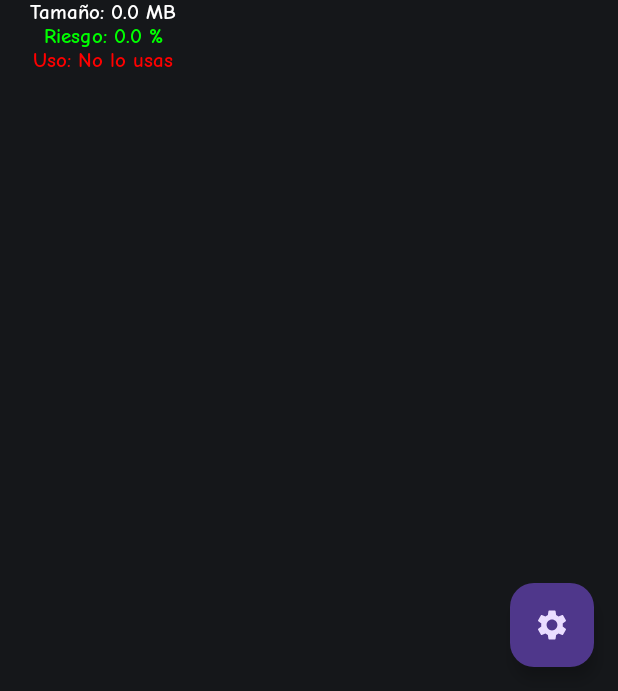
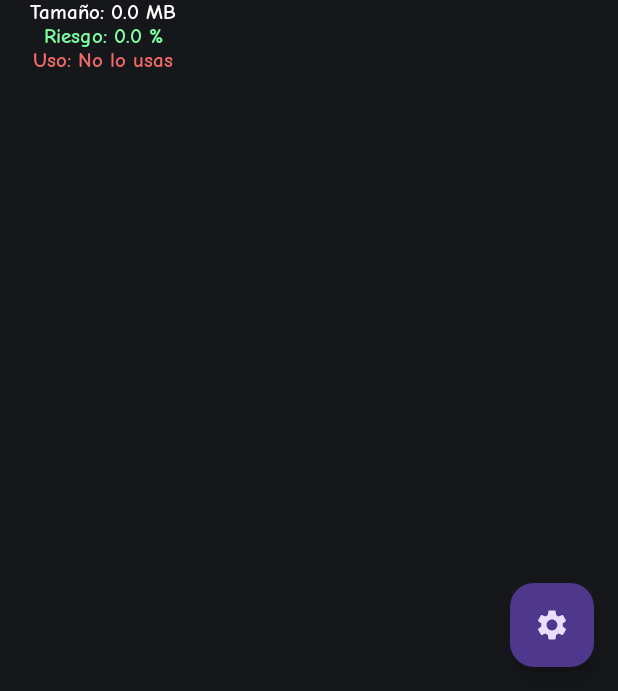
Before and after one commit to jlipaochoa/app_management, an Android app built with Jetpack Compose: the screen it shows after launch (MainActivity), on a phone screen of 412 x 824 dp, the part 545-1236 px from its top. Run offline under Robolectric (Android 15) with nearby library versions, the phone set to English and light mode, and no system bars; our stand-ins replace Dagger/Hilt's generated code, Room's generated code, accompanist; 2 statements that could not run were skipped.

Commit message:
feat: improve colors

```diff
--- a/app/src/main/java/com/example/app_management/domain/models/AppInfoAnalysis.kt
+++ b/app/src/main/java/com/example/app_management/domain/models/AppInfoAnalysis.kt
@@ -2,7 +2,10 @@ package com.example.app_management.domain.models
 
 import android.graphics.drawable.Drawable
 import androidx.compose.ui.graphics.Color
+import com.example.app_management.presentation.ui.theme.Green40
 import com.example.app_management.presentation.ui.theme.Orange
+import com.example.app_management.presentation.ui.theme.Red80
+import com.example.app_management.presentation.ui.theme.Yellow80
 
 class AppInfoAnalysis(
     val name: String,
@@ -16,9 +19,9 @@ class AppInfoAnalysis(
 
 fun AppInfoAnalysis.getColorRisk(): Color {
     return when {
-        percentageRisk > 50 -> Color.Red
-        percentageRisk > 25 -> Color.Yellow
-        else -> Color.Green
+        percentageRisk > 50 -> Red80
+        percentageRisk > 25 -> Yellow80
+        else -> Green40
     }
 }
 
@@ -33,9 +36,9 @@ fun AppInfoAnalysis.labelUsage(): String {
 
 fun AppInfoAnalysis.colorUsage(): Color {
     return when {
-        percentageUsage > 50 -> Color.Green
+        percentageUsage > 50 -> Green40
         percentageUsage > 11 -> Orange
-        percentageUsage > 0 -> Color.Yellow
-        else -> Color.Red
+        percentageUsage > 0 -> Yellow80
+        else -> Red80
     }
 }
--- a/app/src/main/java/com/example/app_management/presentation/detailApp/components/PermissionCheck.kt
+++ b/app/src/main/java/com/example/app_management/presentation/detailApp/components/PermissionCheck.kt
@@ -15,11 +15,12 @@ import androidx.compose.ui.Modifier
 import androidx.compose.ui.graphics.Color
 import androidx.compose.ui.text.style.TextOverflow
 import androidx.compose.ui.unit.dp
+import com.example.app_management.presentation.ui.theme.Red80
 
 @Composable
 fun PermissionCheck(label: String, isChecked: Boolean, modifier: Modifier) {
     val icon = if (isChecked) Icons.Filled.Lock else Icons.Filled.ArrowForward
-    val color = if (isChecked) Color.Red else Color.White
+    val color = if (isChecked) Red80 else Color.White
     Row(modifier) {
         Icon(
             imageVector = icon,
--- a/app/src/main/java/com/example/app_management/presentation/ui/theme/Color.kt
+++ b/app/src/main/java/com/example/app_management/presentation/ui/theme/Color.kt
@@ -15,3 +15,4 @@ val Green40 = Color(0xFF7CFFA3)
 val DarkGrey30 = Color(0xFF919DA1)
 val Yellow80 = Color(0xFFFFEB3B)
 val Orange = Color(0xFFFFA500)
+val Red80 = Color(0xFFEF6969)
```
Also changed, not shown: app/src/main/java/com/example/app_management/presentation/detailApp/DetailViewModel.kt (+4 -3 lines), 1 other file.
